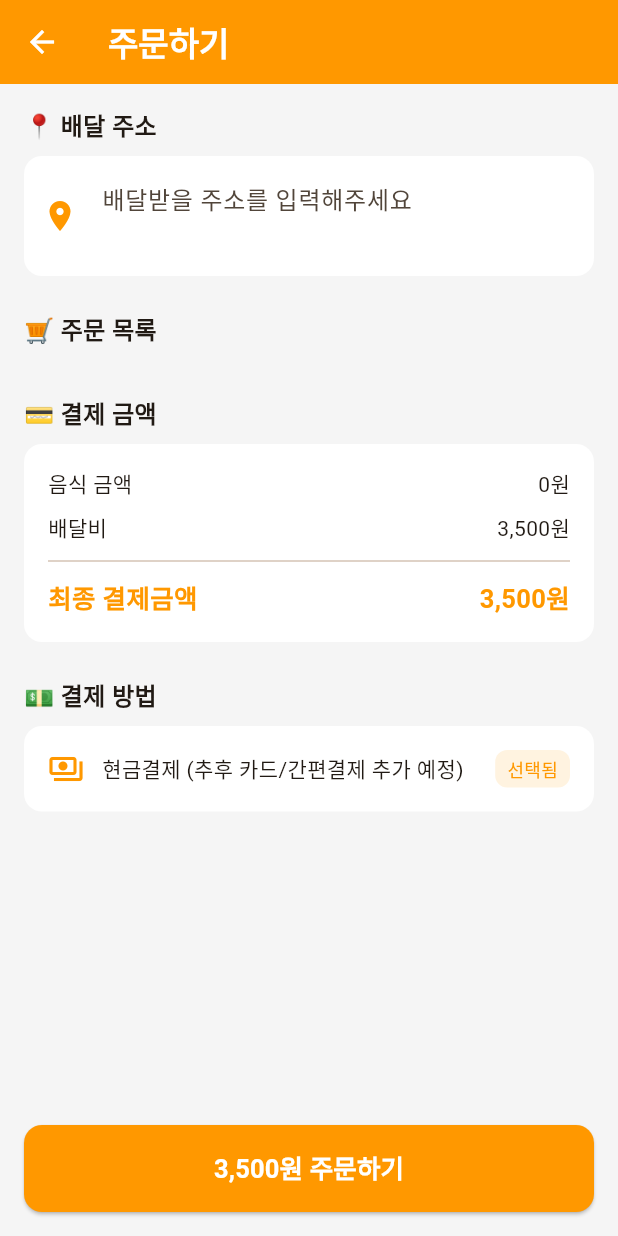
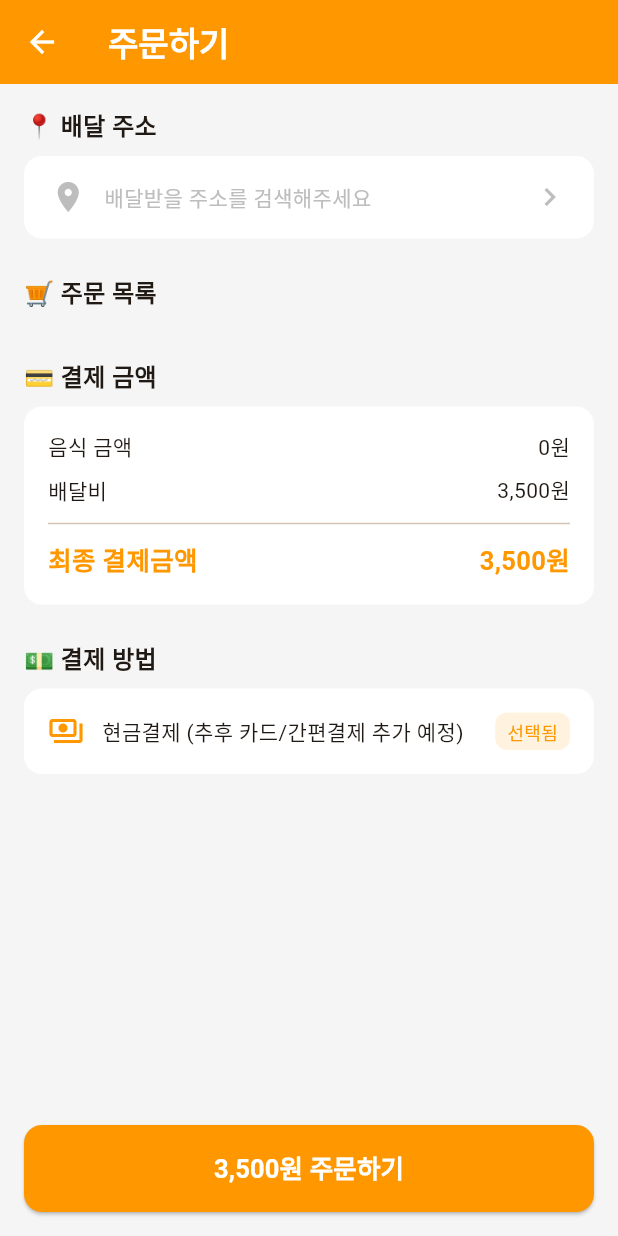
Before and after one commit to netforce11/deivery_Service, a Flutter app: the OrderScreen screen opened directly, on a phone screen of 412 x 824 dp. Run offline on Flutter 3.47's test engine with Material 3 defaults, Android fonts, the phone set to English and light mode, and no system bars; our stand-ins replace cloud_firestore, firebase_auth, firebase_core, firebase_messaging, flutter_map, geolocator and 2 more; accounts and stored records are empty.

Commit message:
feat: Stage 12 - 주소 검색 자동완성 (Nominatim geocoding)
- GeocodingService: Nominatim API 연동 (한국 주소, 역지오코딩 포함)
- AddressSearchScreen: 디바운스 검색 + FlutterMap 미리보기
- OrderScreen: 자유입력 TextField → 주소 검색 화면 연동으로 교체
  - 실제 위도/경도 저장 (hardcoded 좌표 제거)
- pubspec.yaml: http ^1.2.0 의존성 추가 (이전 커밋에 포함)

Co-Authored-By: Claude Sonnet 4.6 <noreply@anthropic.com>
Claude-Session: https://claude.ai/code/session_012X1g4EWVcgrYAgBrVihYWS

```diff
--- a/customer_app/lib/screens/order/order_screen.dart
+++ b/customer_app/lib/screens/order/order_screen.dart
@@ -4,6 +4,8 @@ import 'package:provider/provider.dart';
 import '../../models/order_model.dart';
 import '../../providers/cart_provider.dart';
 import '../../services/store_service.dart';
+import '../../services/geocoding_service.dart';
+import '../address/address_search_screen.dart';
 
 class OrderScreen extends StatefulWidget {
   const OrderScreen({super.key});
@@ -13,20 +15,24 @@ class OrderScreen extends StatefulWidget {
 }
 
 class _OrderScreenState extends State<OrderScreen> {
-  final _addressCtrl = TextEditingController();
   final _storeService = StoreService();
+  AddressResult? _selectedAddress;
   bool _submitting = false;
 
-  @override
-  void dispose() {
-    _addressCtrl.dispose();
-    super.dispose();
+  Future<void> _openAddressSearch() async {
+    final result = await Navigator.push<AddressResult>(
+      context,
+      MaterialPageRoute(builder: (_) => const AddressSearchScreen()),
+    );
+    if (result != null) {
+      setState(() => _selectedAddress = result);
+    }
   }
 
   Future<void> _placeOrder() async {
-    if (_addressCtrl.text.trim().isEmpty) {
+    if (_selectedAddress == null) {
       ScaffoldMessenger.of(context).showSnackBar(
-        const SnackBar(content: Text('배달 주소를 입력해주세요'), backgroundColor: Colors.red),
+        const SnackBar(content: Text('배달 주소를 선택해주세요'), backgroundColor: Colors.red),
       );
       return;
     }
@@ -58,9 +64,9 @@ class _OrderScreenState extends State<OrderScreen> {
         platformFee: platformFee,
         deliveryFee: 3500,
         riderPay: 3500,
-        deliveryAddress: _addressCtrl.text.trim(),
-        deliveryLat: 35.8175, // TODO: 실제 지오코딩
-        deliveryLng: 127.1084,
+        deliveryAddress: _selectedAddress!.shortName,
+        deliveryLat: _selectedAddress!.lat,
+        deliveryLng: _selectedAddress!.lng,
         status: 'pending',
         createdAt: DateTime.now(),
       );
@@ -109,23 +115,57 @@ class _OrderScreenState extends State<OrderScreen> {
             // 배달 주소 입력
             _sectionTitle('📍 배달 주소'),
             const SizedBox(height: 8),
-            TextField(
-              controller: _addressCtrl,
-              decoration: InputDecoration(
-                hintText: '배달받을 주소를 입력해주세요',
-                prefixIcon: const Icon(Icons.location_on, color: Colors.orange),
-                filled: true,
-                fillColor: Colors.white,
-                border: OutlineInputBorder(
+            GestureDetector(
+              onTap: _openAddressSearch,
+              child: Container(
+                decoration: BoxDecoration(
+                  color: Colors.white,
                   borderRadius: BorderRadius.circular(12),
-                  borderSide: BorderSide.none,
+                  border: Border.all(
+                    color: _selectedAddress != null
+                        ? Colors.orange
+                        : Colors.transparent,
+                    width: 1.5,
+                  ),
                 ),
-                focusedBorder: OutlineInputBorder(
-                  borderRadius: BorderRadius.circular(12),
-                  borderSide: const BorderSide(color: Colors.orange),
+                padding: const EdgeInsets.symmetric(horizontal: 16, vertical: 14),
+                child: Row(
+                  children: [
+                    Icon(Icons.location_on,
+                        color: _selectedAddress != null
+                            ? Colors.orange
+                            : Colors.grey.shade400),
+                    const SizedBox(width: 12),
+                    Expanded(
+                      child: _selectedAddress == null
+                          ? Text('배달받을 주소를 검색해주세요',
+                              style: TextStyle(
+                                  color: Colors.grey.shade400, fontSize: 14))
+                          : Column(
+                              crossAxisAlignment: CrossAxisAlignment.start,
+                              children: [
+                                Text(
+                                  _selectedAddress!.shortName,
+                                  style: const TextStyle(
+                                      fontSize: 15,
+                                      fontWeight: FontWeight.w600),
+                                ),
+                                const SizedBox(height: 2),
+                                Text(
+                                  _selectedAddress!.displayName,
+                                  style: TextStyle(
+                                      fontSize: 11,
+                                      color: Colors.grey.shade500),
+                                  maxLines: 1,
+                                  overflow: TextOverflow.ellipsis,
+                                ),
+                              ],
+                            ),
+                    ),
+                    Icon(Icons.chevron_right, color: Colors.grey.shade400),
+                  ],
                 ),
               ),
-              maxLines: 2,
             ),
             const SizedBox(height: 24),
 
--- a/customer_app/pubspec.yaml
+++ b/customer_app/pubspec.yaml
@@ -42,6 +42,7 @@ dependencies:
   flutter_map: ^7.0.2
   latlong2: ^0.9.1
   firebase_messaging: ^15.0.0
+  http: ^1.2.0
 
 dev_dependencies:
   flutter_test:
```
Also changed, not shown: customer_app/lib/screens/address/address_search_screen.dart (added, +352 -0 lines), customer_app/lib/services/geocoding_service.dart (added, +110 -0 lines).
